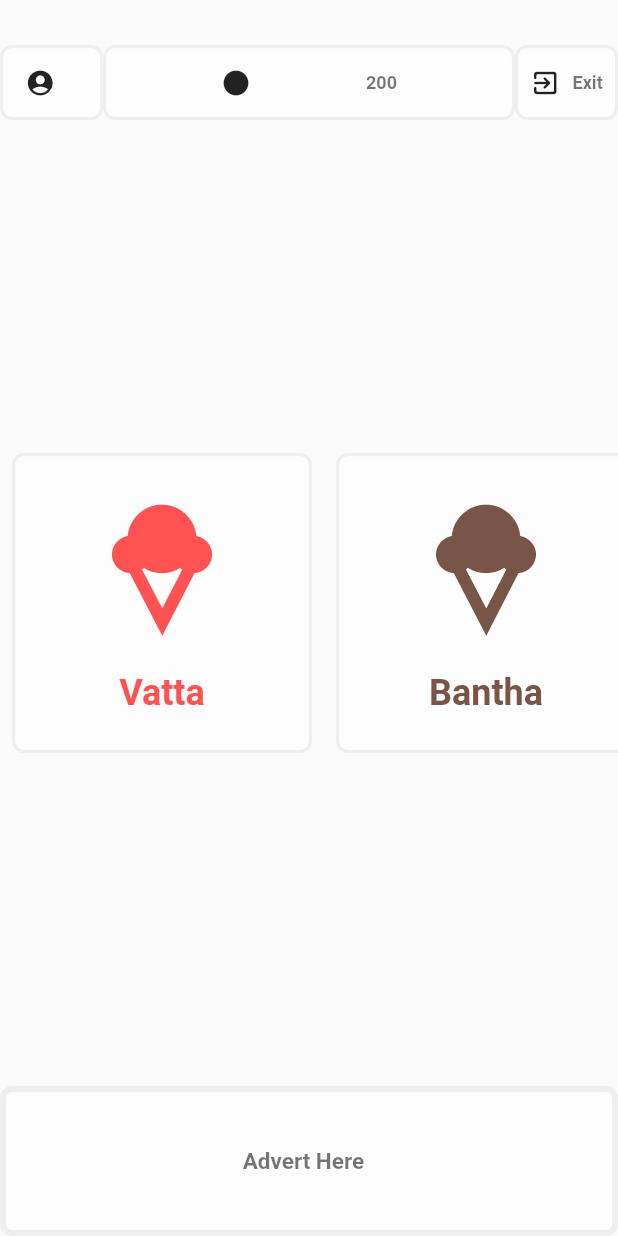
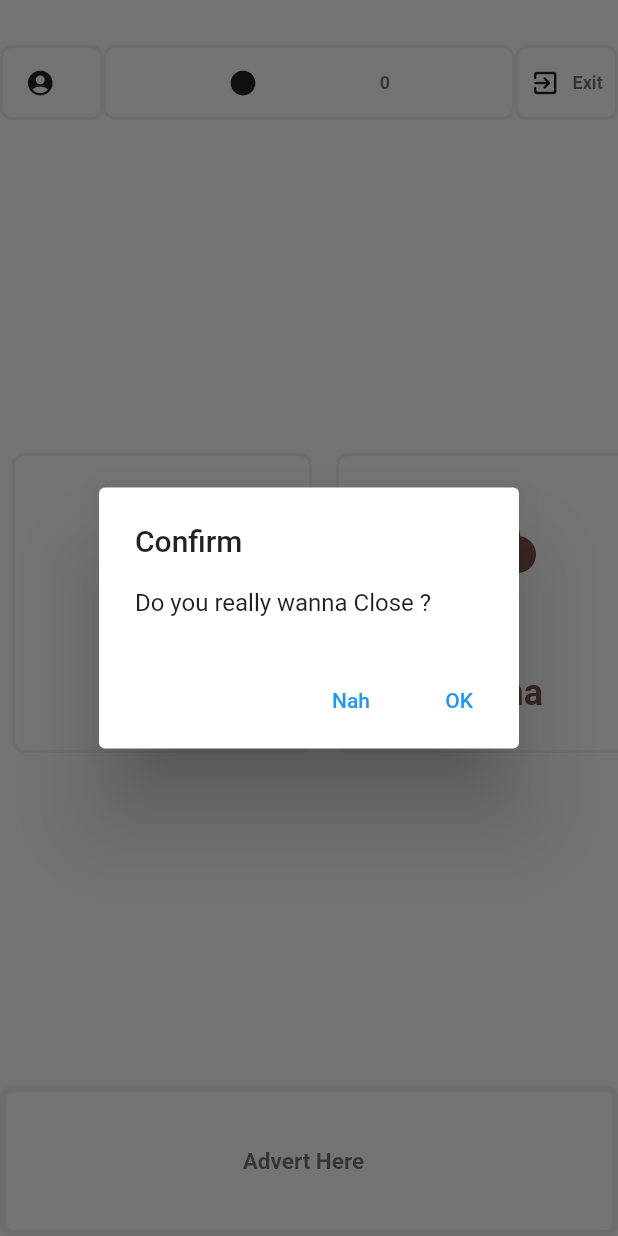
Before and after one commit to parama4u/goli, a Flutter app: the screen it shows after launch, after a tap on "Exit", on a phone screen of 412 x 824 dp. Run offline on Flutter 3.47's test engine with Material 2 defaults, Android fonts, the phone set to English and light mode, and no system bars; our stand-ins replace shared_preferences.

Commit message:
split header by objects

```diff
--- a/lib/main.dart
+++ b/lib/main.dart
@@ -4,7 +4,6 @@
 
 import 'package:flutter/material.dart';
 import 'package:goli_dev/pages/pgeHome.dart';
-import 'package:flutter/material.dart';
 
 
 void main() => runApp(MyApp());
--- /dev/null
+++ b/lib/pages/common/avail_goli.dart
@@ -0,0 +1,47 @@
+import 'package:flutter/cupertino.dart';
+import 'package:flutter/material.dart';
+import 'package:shared_preferences/shared_preferences.dart';
+import 'menu_item.dart';
+
+final GlobalKey<_AvailGolis> golis = GlobalKey();
+
+class AvailGolis extends StatefulWidget {
+  AvailGolis({Key key}) : super(key: key);
+  @override
+  _AvailGolis createState() {
+                    return _AvailGolis();
+                  }
+}
+
+class _AvailGolis extends State<AvailGolis> {
+  int _counter = 0;
+
+  @override
+  void initState() {
+    super.initState();
+    _loadCounter();
+  }
+
+  //Loading counter value on start
+  void _loadCounter() async {
+    final prefs = await SharedPreferences.getInstance();
+    setState(() {
+      _counter = (prefs.getInt('counter') ?? 0);
+    });
+  }
+
+  //Incrementing counter after click
+  void incrementCounter() async {
+    final prefs = await SharedPreferences.getInstance();
+    print("Hey");
+    setState(() {
+      _counter = (prefs.getInt('counter') ?? 0) + 1;
+      prefs.setInt('counter', _counter);
+    });
+  }
+
+  @override
+  Widget build(BuildContext context) {
+    return MenuItem(menuText: '$_counter');
+  }
+}
--- a/lib/pages/common/header.dart
+++ b/lib/pages/common/header.dart
@@ -3,10 +3,18 @@
 
 import 'package:flutter/cupertino.dart';
 import 'package:flutter/material.dart';
+import 'package:flutter/services.dart';
+import 'menu_item.dart';
+import 'avail_goli.dart';
 
-class headerDesign extends StatelessWidget {
-  const headerDesign() : super();
 
+class headerDesign extends StatefulWidget
+{
+  @override
+  headerDesignState createState() => headerDesignState();
+}
+
+class headerDesignState extends State<headerDesign>{
   @override
   Widget build(BuildContext context) {
     return Container(
@@ -19,16 +27,47 @@ class headerDesign extends StatelessWidget {
                 child: MenuItem(menuIcon: Icons.account_circle_rounded),
                 focusColor: Colors.blue,
           ),
-
           flex: 1
       ),
-      Expanded(child: MenuItem(menuText: "200"),
+      Expanded(
+          child: InkWell(
+              child: AvailGolis(key:golis),
+              onTap: () {
+                // final _AvailGolis state = context.findAncestorStateOfType<_AvailGolis>();
+                if (golis.currentState != null)
+                  golis.currentState.setState(() {
+                    golis.currentState.incrementCounter();
+                  });
+
+              },
+           ),
       flex:4
       ),
       Expanded(
       child: InkWell(
               child:MenuItem(menuIcon:Icons.exit_to_app_rounded , menuText: "Exit") ,
-              onTap: (){}
+              onTap: () => showDialog<String>(
+                context: context,
+                builder: (BuildContext context) => AlertDialog(
+                  title: const Text('Confirm'),
+                  content: const Text('Do you really wanna Close ?'),
+                  actions: <Widget>[
+                    TextButton(
+                      onPressed: () {
+                        Navigator.pop(context, 'Cancel');
+                      },
+                      child: const Text('Nah'),
+                    ),
+                    TextButton(
+                      // onPressed: () => Navigator.pop(context, 'OK'),
+                      onPressed: () {
+                          SystemNavigator.pop(animated: true);
+                        },
+                      child: const Text('OK'),
+                    ),
+                  ],
+                ),
+              ),
               ) ,
         flex: 1
       ) ,
@@ -37,58 +76,3 @@ class headerDesign extends StatelessWidget {
 );
   }
 }
-
-
-class MenuItem extends StatelessWidget {
-  const MenuItem({
-    this.menuIcon = Icons.brightness_1_rounded,
-    this.menuText = '',
-    this.menuImage = 'img/goli-bg.png'
-  });
-
-  final IconData menuIcon;
-  final String menuText;
-  final String menuImage;
-
-  @override
-  Widget build(BuildContext context) {
-    return Container(
-      decoration: BoxDecoration(
-        border: Border.all(color: Color(0xffeeeeee), width: 2.0),
-        color: Colors.white38,
-        borderRadius: BorderRadius.all(Radius.circular(8.0)),
-        boxShadow: [
-          BoxShadow(
-            color: Colors.white10,
-            blurRadius: 4,
-            spreadRadius: 2,
-            offset: Offset(0, 2),
-          ),
-        ],
-      ),
-
-      height: 50,
-      width: 50,
-      child: Row(
-        mainAxisAlignment: MainAxisAlignment.spaceEvenly,
-        children: [
-          Center(
-              child: Icon(
-                menuIcon,
-                size:20,
-
-              )
-          ),
-          Text(
-            menuText,
-            style: TextStyle(
-                fontWeight: FontWeight.bold,
-                fontSize: 12.0,
-                color: Colors.black54),
-          ),
-        ],
-      ),
-    );
-  }
-
-}
--- /dev/null
+++ b/lib/pages/common/menu_item.dart
@@ -0,0 +1,58 @@
+
+
+
+import 'package:flutter/cupertino.dart';
+import 'package:flutter/material.dart';
+
+class MenuItem extends StatelessWidget {
+  const MenuItem({
+    this.menuIcon = Icons.brightness_1_rounded,
+    this.menuText = '',
+    this.menuImage = 'img/goli-bg.png'
+  });
+
+  final IconData menuIcon;
+  final String menuText;
+  final String menuImage;
+
+  @override
+  Widget build(BuildContext context) {
+    return Container(
+      decoration: BoxDecoration(
+        border: Border.all(color: Color(0xffeeeeee), width: 2.0),
+        color: Colors.white38,
+        borderRadius: BorderRadius.all(Radius.circular(8.0)),
+        boxShadow: [
+          BoxShadow(
+            color: Colors.white10,
+            blurRadius: 4,
+            spreadRadius: 2,
+            offset: Offset(0, 2),
+          ),
+        ],
+      ),
+
+      height: 50,
+      width: 50,
+      child: Row(
+        mainAxisAlignment: MainAxisAlignment.spaceEvenly,
+        children: [
+          Center(
+              child: Icon(
+                menuIcon,
+                size:20,
+
+              )
+          ),
+          Text(
+            menuText,
+            style: TextStyle(
+                fontWeight: FontWeight.bold,
+                fontSize: 12.0,
+                color: Colors.black54),
+          ),
+        ],
+      ),
+    );
+  }
+}
--- a/pubspec.yaml
+++ b/pubspec.yaml
@@ -23,6 +23,7 @@ environment:
 dependencies:
   flutter:
     sdk: flutter
+  shared_preferences: ^0.5.3+5
 
   english_words: ^3.1.5
 
```
Also changed, not shown: pubspec.lock.
